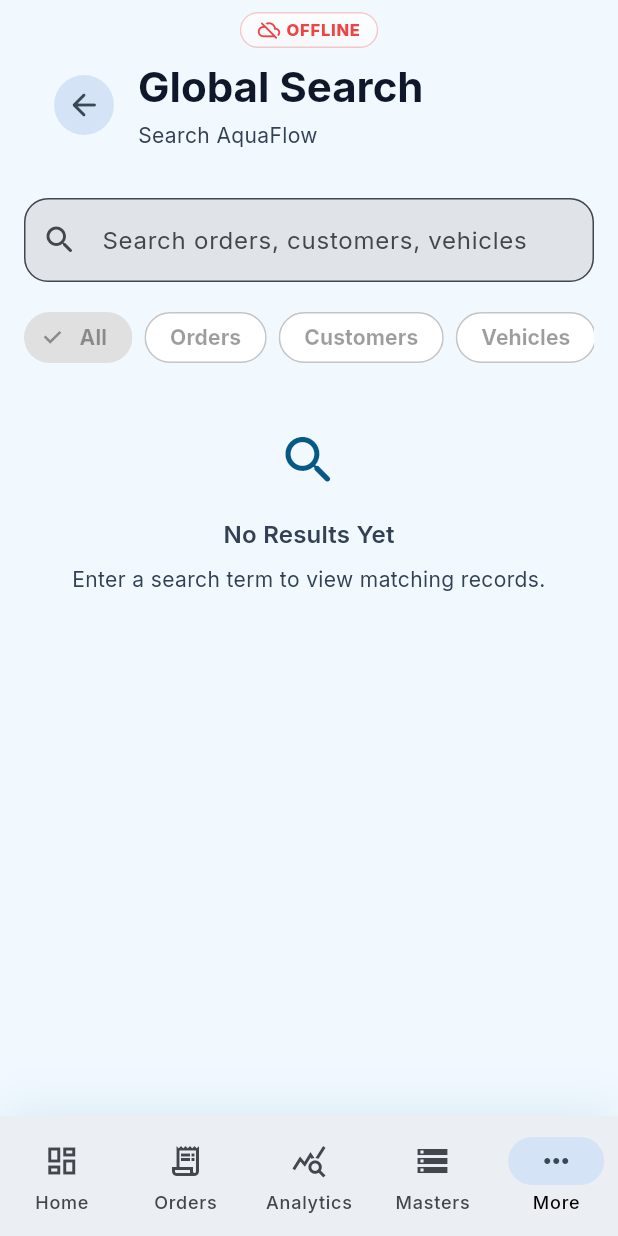
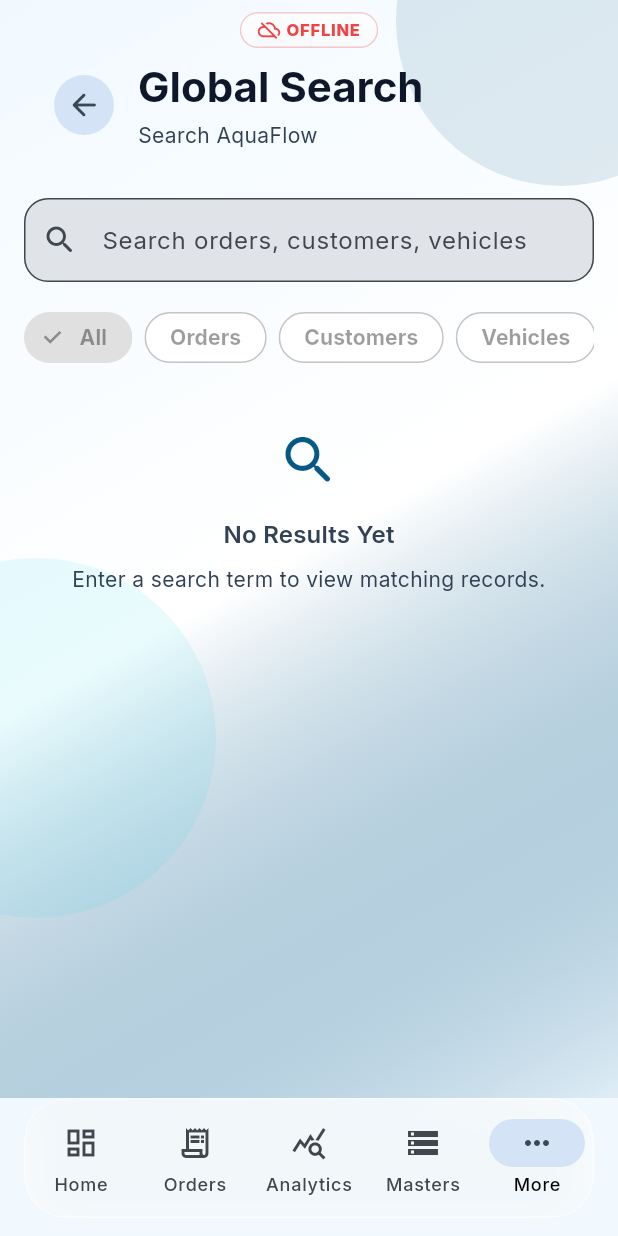
Before and after one commit to pranavv1210/aquaflow, a Flutter app: the screen it shows after launch, after a tap on the "search" icon, on a phone screen of 412 x 824 dp. Run offline on Flutter 3.47's test engine with Material 3 defaults, Android fonts, the phone set to English and light mode, and no system bars; our stand-ins replace connectivity_plus, equatable, flex_color_scheme, flutter_animate, flutter_riverpod, flutter_screenutil and 6 more; accounts and stored records are empty.

Commit message:
chore: v1.1 production quality release

```diff
--- a/lib/core/repositories/base_repository.dart
+++ b/lib/core/repositories/base_repository.dart
@@ -1,3 +1,6 @@
+import 'dart:async';
+
+import '../errors/app_failure.dart';
 import '../errors/exception_mapper.dart';
 import '../result/result.dart';
 import '../services/app_logger.dart';
@@ -22,9 +25,15 @@
   }) async {
     try {
       _logger.debug(operationName);
-      final value =
-          retry ? await _retryStrategy.run<T>(operation) : await operation();
+      final future = retry ? _retryStrategy.run<T>(operation) : operation();
+      final value = await future.timeout(const Duration(seconds: 15));
       return Success<T>(value);
+    } on TimeoutException {
+      const failure = NetworkFailure(
+        message: 'Connection timed out. Please try again.',
+      );
+      _logger.warning('$operationName timed out');
+      return Failure<T>(failure);
     } catch (error, stackTrace) {
       final failure = ExceptionMapper.toFailure(
         error,
--- a/lib/core/services/connectivity_providers.dart
+++ b/lib/core/services/connectivity_providers.dart
@@ -51,7 +51,10 @@
     return AppConnectionState.offline;
   }
 
-  final hasInternet = await InternetConnection().hasInternetAccess;
+  final hasInternet = await InternetConnection().hasInternetAccess.timeout(
+    const Duration(seconds: 4),
+    onTimeout: () => false,
+  );
   if (!hasInternet) {
     return AppConnectionState.offline;
   }
--- a/lib/core/services/supabase_service.dart
+++ b/lib/core/services/supabase_service.dart
@@ -48,7 +48,11 @@
     }
 
     try {
-      await client.from('business_settings').select('id').limit(1);
+      await client
+          .from('business_settings')
+          .select('id')
+          .limit(1)
+          .timeout(const Duration(seconds: 8));
       return const Success<void>(null);
     } catch (error, stackTrace) {
       appLog.error(
--- a/lib/core/shared/widgets/app_screen.dart
+++ b/lib/core/shared/widgets/app_screen.dart
@@ -1,5 +1,6 @@
 import 'package:flutter/material.dart';
 
+import '../../theme/app_colors.dart';
 import '../../theme/app_spacing.dart';
 
 class AppScreen extends StatelessWidget {
@@ -41,13 +42,56 @@
       ),
     );
 
+    final decorated = DecoratedBox(
+      decoration: BoxDecoration(
+        gradient: LinearGradient(
+          begin: Alignment.topLeft,
+          end: Alignment.bottomRight,
+          colors: <Color>[
+            AppColors.veryLightBlue,
+            Colors.white,
+            Theme.of(context).colorScheme.primary.withValues(alpha: 0.08),
+          ],
+        ),
+      ),
+      child: Stack(
+        children: <Widget>[
+          Positioned(
+            top: -96,
+            right: -72,
+            child: DecoratedBox(
+              decoration: BoxDecoration(
+                shape: BoxShape.circle,
+                color: Theme.of(
+                  context,
+                ).colorScheme.primary.withValues(alpha: 0.12),
+              ),
+              child: const SizedBox.square(dimension: 220),
+            ),
+          ),
+          Positioned(
+            bottom: 120,
+            left: -96,
+            child: DecoratedBox(
+              decoration: BoxDecoration(
+                shape: BoxShape.circle,
+                color: AppColors.brightCyan.withValues(alpha: 0.10),
+              ),
+              child: const SizedBox.square(dimension: 240),
+            ),
+          ),
+          content,
+        ],
+      ),
+    );
+
     if (floatingActionButton == null) {
-      return content;
+      return decorated;
     }
 
     return Scaffold(
       backgroundColor: Colors.transparent,
-      body: content,
+      body: decorated,
       floatingActionButton: floatingActionButton,
     );
   }
--- a/lib/core/shared/widgets/glass_card.dart
+++ b/lib/core/shared/widgets/glass_card.dart
@@ -31,9 +31,18 @@
       child: BackdropFilter(
         filter: ImageFilter.blur(sigmaX: AppGlass.blur, sigmaY: AppGlass.blur),
         child: DecoratedBox(
-          decoration: AppGlass.decoration(
-            radius: radius,
-          ).copyWith(boxShadow: AppElevation.soft),
+          decoration: AppGlass.decoration(radius: radius).copyWith(
+            gradient: LinearGradient(
+              begin: Alignment.topLeft,
+              end: Alignment.bottomRight,
+              colors: <Color>[
+                Colors.white.withValues(alpha: 0.90),
+                Colors.white.withValues(alpha: 0.62),
+                Theme.of(context).colorScheme.primary.withValues(alpha: 0.05),
+              ],
+            ),
+            boxShadow: AppElevation.soft,
+          ),
           child: Padding(padding: padding, child: child),
         ),
       ),
--- a/lib/features/home/presentation/home_page.dart
+++ b/lib/features/home/presentation/home_page.dart
@@ -2,7 +2,6 @@
 import 'package:flutter_riverpod/flutter_riverpod.dart';
 import 'package:go_router/go_router.dart';
 
-import '../../../core/constants/app_constants.dart';
 import '../../../core/helpers/app_formatters.dart';
 import '../../../core/router/app_routes.dart';
 import '../../../core/shared/widgets/action_tile.dart';
@@ -33,9 +32,9 @@
     final metrics = ref.watch(dashboardMetricsProvider);
     return metrics.when(
       loading:
-          () => const AppScreen(
+          () => AppScreen(
             children: <Widget>[
-              PageHeader(title: AppConstants.appHeader, subtitle: 'Loading...'),
+              PageHeader(title: _greeting(), subtitle: "Today's Business"),
               SkeletonLoader(height: 220),
               SkeletonLoader(height: 180),
               SkeletonLoader(height: 140),
@@ -45,8 +44,8 @@
           (Object error, StackTrace stackTrace) => AppScreen(
             children: <Widget>[
               PageHeader(
-                title: AppConstants.appHeader,
-                subtitle: 'Today at a glance',
+                title: _greeting(),
+                subtitle: "Today's Business",
                 trailing: IconButton.filledTonal(
                   onPressed: () => context.go(AppRoutes.globalSearch),
                   icon: const Icon(Icons.search_rounded),
@@ -63,8 +62,8 @@
         return AppScreen(
           children: <Widget>[
             PageHeader(
-              title: AppConstants.appHeader,
-              subtitle: 'Today at a glance',
+              title: _greeting(),
+              subtitle: "Today's Business",
               trailing: IconButton.filledTonal(
                 onPressed: () => context.go(AppRoutes.globalSearch),
                 icon: const Icon(Icons.search_rounded),
@@ -179,6 +178,20 @@
         .map((String part) => part[0].toUpperCase() + part.substring(1))
         .join(' ');
   }
+
+  String _greeting() {
+    final hour = DateTime.now().hour;
+    if (hour >= 5 && hour < 12) {
+      return 'Good Morning, Harish 👋';
+    }
+    if (hour >= 12 && hour < 17) {
+      return 'Good Afternoon, Harish ☀️';
+    }
+    if (hour >= 17 && hour < 21) {
+      return 'Good Evening, Harish 🌇';
+    }
+    return 'Good Night, Harish 🌙';
+  }
 }
 
 class _DashboardGrid extends StatelessWidget {
--- a/lib/features/home/presentation/home_shell.dart
+++ b/lib/features/home/presentation/home_shell.dart
@@ -1,3 +1,5 @@
+import 'dart:ui';
+
 import 'package:flutter/material.dart';
 import 'package:flutter/services.dart';
 import 'package:go_router/go_router.dart';
@@ -65,20 +67,36 @@
         _handleBack(context);
       },
       child: Scaffold(
+        extendBody: true,
         body: SafeArea(child: widget.child),
-        bottomNavigationBar: DecoratedBox(
+        bottomNavigationBar: SafeArea(
+          minimum: const EdgeInsets.fromLTRB(16, 0, 16, 12),
+          child: ClipRRect(
+            borderRadius: BorderRadius.circular(28),
+            child: BackdropFilter(
+              filter: ImageFilter.blur(sigmaX: 24, sigmaY: 24),
+              child: DecoratedBox(
                 decoration: BoxDecoration(
+                  color: Theme.of(
+                    context,
+                  ).colorScheme.surface.withValues(alpha: 0.72),
+                  border: Border.all(
+                    color: Colors.white.withValues(alpha: 0.56),
+                  ),
+                  borderRadius: BorderRadius.circular(28),
                   boxShadow: <BoxShadow>[
                     BoxShadow(
                       color: Theme.of(
                         context,
-                ).colorScheme.primary.withValues(alpha: 0.08),
-                blurRadius: 24,
-                offset: const Offset(0, -8),
+                      ).colorScheme.primary.withValues(alpha: 0.14),
+                      blurRadius: 28,
+                      offset: const Offset(0, 12),
                     ),
                   ],
                 ),
                 child: NavigationBar(
+                  backgroundColor: Colors.transparent,
+                  elevation: 0,
                   selectedIndex: selectedIndex < 0 ? 0 : selectedIndex,
                   onDestinationSelected: (int index) {
                     HapticFeedback.selectionClick();
@@ -94,6 +112,9 @@
                             ),
                       )
                       .toList(growable: false),
+                ),
+              ),
+            ),
           ),
         ),
       ),
```
Also changed, not shown: 1 other file. Lines whose indentation alone changed are shown as unchanged.
